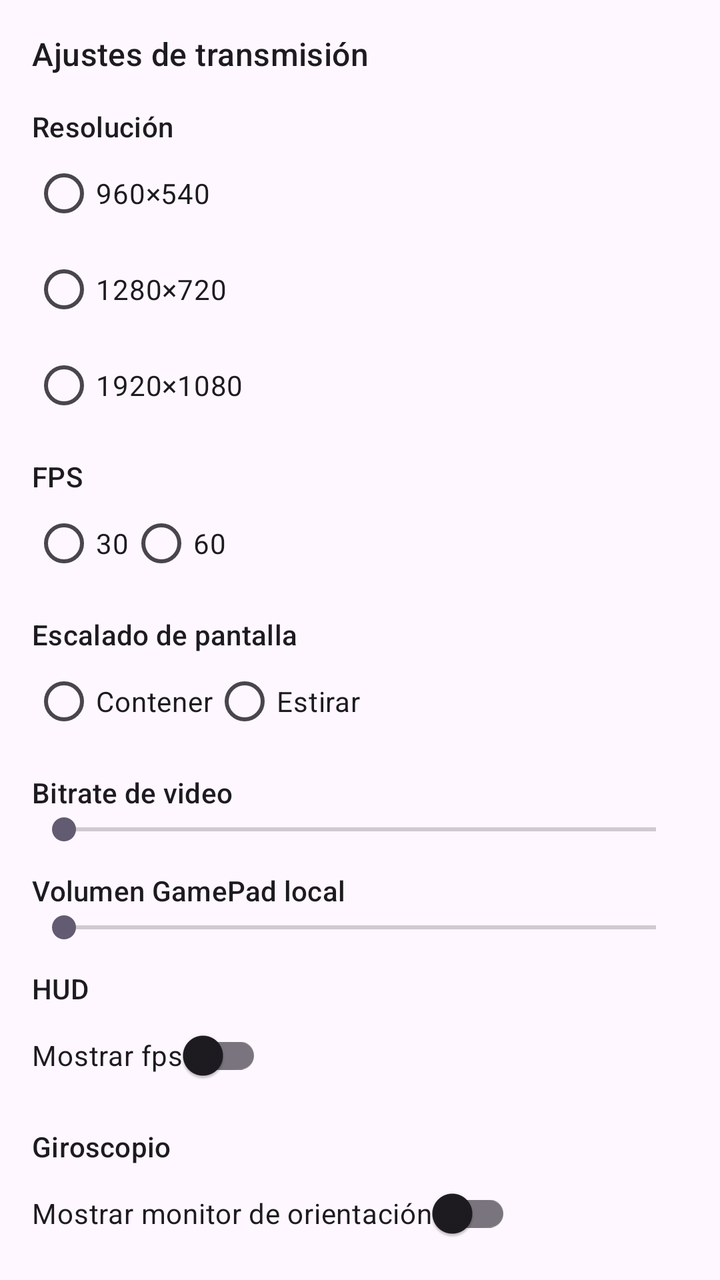
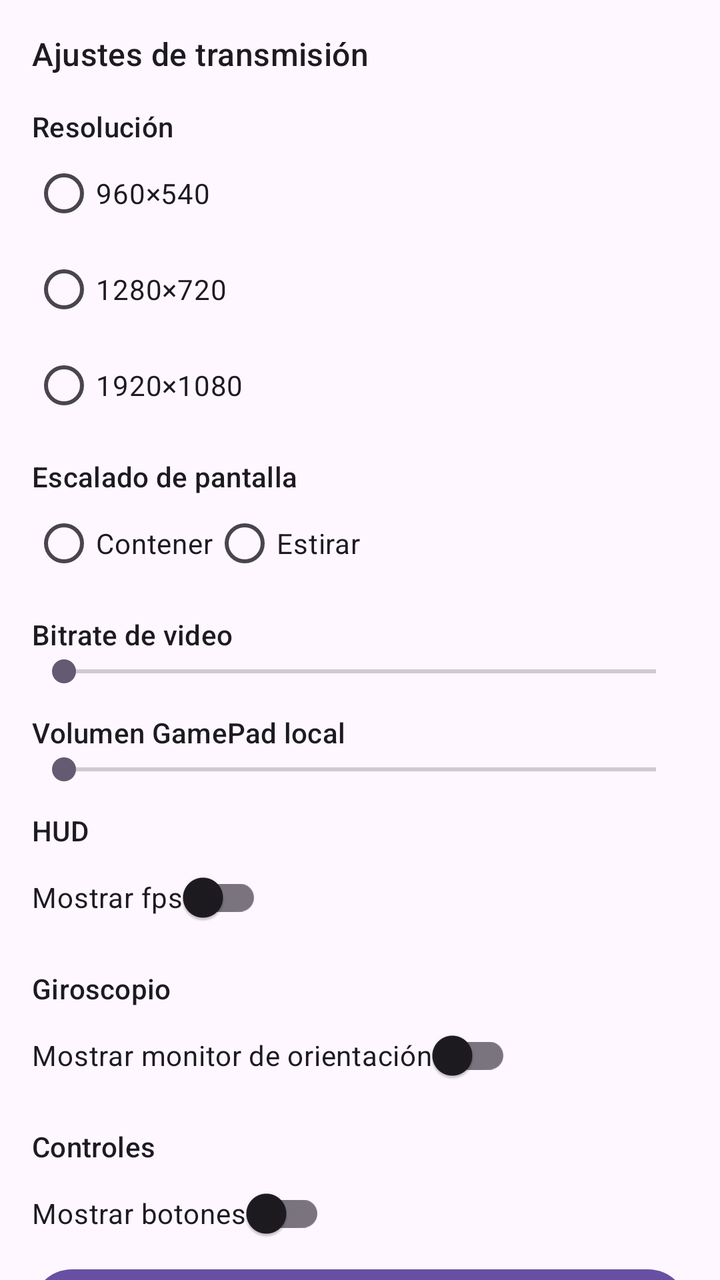

The first picture is an Android layout as it rendered before a commit; the second is the same layout after the commit. The layout source and the unified diff follow.
<!-- AndroidManifest.xml: application theme Theme.Twinpad -->
<!-- res/layout/drawer_settings.xml -->
<?xml version="1.0" encoding="utf-8"?>
<androidx.core.widget.NestedScrollView xmlns:android="http://schemas.android.com/apk/res/android"
    android:id="@+id/drawer_scroll"
    android:layout_width="match_parent"
    android:layout_height="match_parent"
    android:fillViewport="true"
    android:overScrollMode="ifContentScrolls">

    <LinearLayout
        android:id="@+id/drawer_content"
        android:layout_width="match_parent"
        android:layout_height="wrap_content"
        android:orientation="vertical"
        android:padding="16dp">

        <TextView
            android:layout_width="wrap_content"
            android:layout_height="wrap_content"
            android:text="@string/settings_title"
            android:textAppearance="?attr/textAppearanceTitleMedium" />

        <TextView
            android:layout_width="wrap_content"
            android:layout_height="wrap_content"
            android:layout_marginTop="16dp"
            android:text="@string/settings_resolution"
            android:textAppearance="?attr/textAppearanceLabelLarge" />

        <RadioGroup
            android:id="@+id/resolution_group"
            android:layout_width="wrap_content"
            android:layout_height="wrap_content"
            android:orientation="vertical">

            <RadioButton
                android:id="@+id/resolution_960x540"
                android:layout_width="wrap_content"
                android:layout_height="wrap_content"
                android:text="960×540" />

            <RadioButton
                android:id="@+id/resolution_1280x720"
                android:layout_width="wrap_content"
                android:layout_height="wrap_content"
                android:text="1280×720" />

            <RadioButton
                android:id="@+id/resolution_1920x1080"
                android:layout_width="wrap_content"
                android:layout_height="wrap_content"
                android:text="1920×1080" />
        </RadioGroup>

        <TextView
            android:layout_width="wrap_content"
            android:layout_height="wrap_content"
            android:layout_marginTop="12dp"
            android:text="@string/settings_fps"
            android:textAppearance="?attr/textAppearanceLabelLarge" />

        <RadioGroup
            android:id="@+id/fps_group"
            android:layout_width="wrap_content"
            android:layout_height="wrap_content"
            android:orientation="horizontal">

            <RadioButton
                android:id="@+id/fps_30"
                android:layout_width="wrap_content"
                android:layout_height="wrap_content"
                android:text="30" />

            <RadioButton
                android:id="@+id/fps_60"
                android:layout_width="wrap_content"
                android:layout_height="wrap_content"
                android:text="60" />
        </RadioGroup>

        <TextView
            android:layout_width="wrap_content"
            android:layout_height="wrap_content"
            android:layout_marginTop="12dp"
            android:text="@string/settings_scale"
            android:textAppearance="?attr/textAppearanceLabelLarge" />

        <RadioGroup
            android:id="@+id/scale_group"
            android:layout_width="wrap_content"
            android:layout_height="wrap_content"
            android:orientation="horizontal">

            <RadioButton
                android:id="@+id/scale_contain"
                android:layout_width="wrap_content"
                android:layout_height="wrap_content"
                android:text="@string/settings_scale_contain" />

            <RadioButton
                android:id="@+id/scale_expand"
                android:layout_width="wrap_content"
                android:layout_height="wrap_content"
                android:text="@string/settings_scale_expand" />
        </RadioGroup>

        <TextView
            android:layout_width="wrap_content"
            android:layout_height="wrap_content"
            android:layout_marginTop="12dp"
            android:text="@string/settings_bitrate"
            android:textAppearance="?attr/textAppearanceLabelLarge" />

        <SeekBar
            android:id="@+id/bitrate_seek"
            android:layout_width="match_parent"
            android:layout_height="wrap_content"
            android:max="29000" />

        <TextView
            android:layout_width="wrap_content"
            android:layout_height="wrap_content"
            android:layout_marginTop="12dp"
            android:text="@string/settings_audio"
            android:textAppearance="?attr/textAppearanceLabelLarge" />

        <SeekBar
            android:id="@+id/audio_volume_seek"
            android:layout_width="match_parent"
            android:layout_height="wrap_content"
            android:max="100" />

        <TextView
            android:layout_width="wrap_content"
            android:layout_height="wrap_content"
            android:layout_marginTop="12dp"
            android:text="@string/settings_hud"
            android:textAppearance="?attr/textAppearanceLabelLarge" />

        <com.google.android.material.switchmaterial.SwitchMaterial
            android:id="@+id/switch_show_fps"
            android:layout_width="wrap_content"
            android:layout_height="wrap_content"
            android:text="@string/settings_show_fps" />

        <TextView
            android:layout_width="wrap_content"
            android:layout_height="wrap_content"
            android:layout_marginTop="12dp"
            android:text="@string/settings_gyro"
            android:textAppearance="?attr/textAppearanceLabelLarge" />

        <com.google.android.material.switchmaterial.SwitchMaterial
            android:id="@+id/switch_show_gyro_monitor"
            android:layout_width="wrap_content"
            android:layout_height="wrap_content"
            android:text="@string/settings_show_gyro_monitor" />

        <TextView
            android:layout_width="wrap_content"
            android:layout_height="wrap_content"
            android:layout_marginTop="12dp"
            android:text="@string/settings_controls"
            android:textAppearance="?attr/textAppearanceLabelLarge" />

        <com.google.android.material.switchmaterial.SwitchMaterial
            android:id="@+id/switch_show_controls"
            android:layout_width="wrap_content"
            android:layout_height="wrap_content"
            android:text="@string/settings_show_controls" />

        <Button
            android:id="@+id/btn_close_drawer"
            android:layout_width="match_parent"
            android:layout_height="wrap_content"
            android:text="@string/settings_close" />

    </LinearLayout>
</androidx.core.widget.NestedScrollView>
<!-- resources referenced by this layout -->
<resources>
  <string name="settings_audio">Volumen GamePad local</string>
  <string name="settings_bitrate">Bitrate de video</string>
  <string name="settings_close">Cerrar</string>
  <string name="settings_controls">Controles</string>
  <string name="settings_fps">FPS</string>
  <string name="settings_gyro">Giroscopio</string>
  <string name="settings_hud">HUD</string>
  <string name="settings_resolution">Resolución</string>
  <string name="settings_scale">Escalado de pantalla</string>
  <string name="settings_scale_contain">Contener</string>
  <string name="settings_scale_expand">Estirar</string>
  <string name="settings_show_controls">Mostrar botones</string>
  <string name="settings_show_fps">Mostrar fps</string>
  <string name="settings_show_gyro_monitor">Mostrar monitor de orientación</string>
  <string name="settings_title">Ajustes de transmisión</string>
  <style name="Theme.Twinpad" parent="Theme.Material3.DayNight.NoActionBar">
          <item name="android:statusBarColor">@android:color/black</item>
      </style>
</resources>

<!-- the commit's change to res/layout/drawer_settings.xml (unified diff, before → after) -->
@@ -49,32 +49,6 @@
                 android:layout_width="wrap_content"
                 android:layout_height="wrap_content"
                 android:text="1920×1080" />
-        </RadioGroup>
-
-        <TextView
-            android:layout_width="wrap_content"
-            android:layout_height="wrap_content"
-            android:layout_marginTop="12dp"
-            android:text="@string/settings_fps"
-            android:textAppearance="?attr/textAppearanceLabelLarge" />
-
-        <RadioGroup
-            android:id="@+id/fps_group"
-            android:layout_width="wrap_content"
-            android:layout_height="wrap_content"
-            android:orientation="horizontal">
-
-            <RadioButton
-                android:id="@+id/fps_30"
-                android:layout_width="wrap_content"
-                android:layout_height="wrap_content"
-                android:text="30" />
-
-            <RadioButton
-                android:id="@+id/fps_60"
-                android:layout_width="wrap_content"
-                android:layout_height="wrap_content"
-                android:text="60" />
         </RadioGroup>
 
         <TextView
<!-- resource entries referenced after the edit -->
@@ -4,7 +4,6 @@
   <string name="settings_bitrate">Bitrate de video</string>
   <string name="settings_close">Cerrar</string>
   <string name="settings_controls">Controles</string>
-  <string name="settings_fps">FPS</string>
   <string name="settings_gyro">Giroscopio</string>
   <string name="settings_hud">HUD</string>
   <string name="settings_resolution">Resolución</string>
